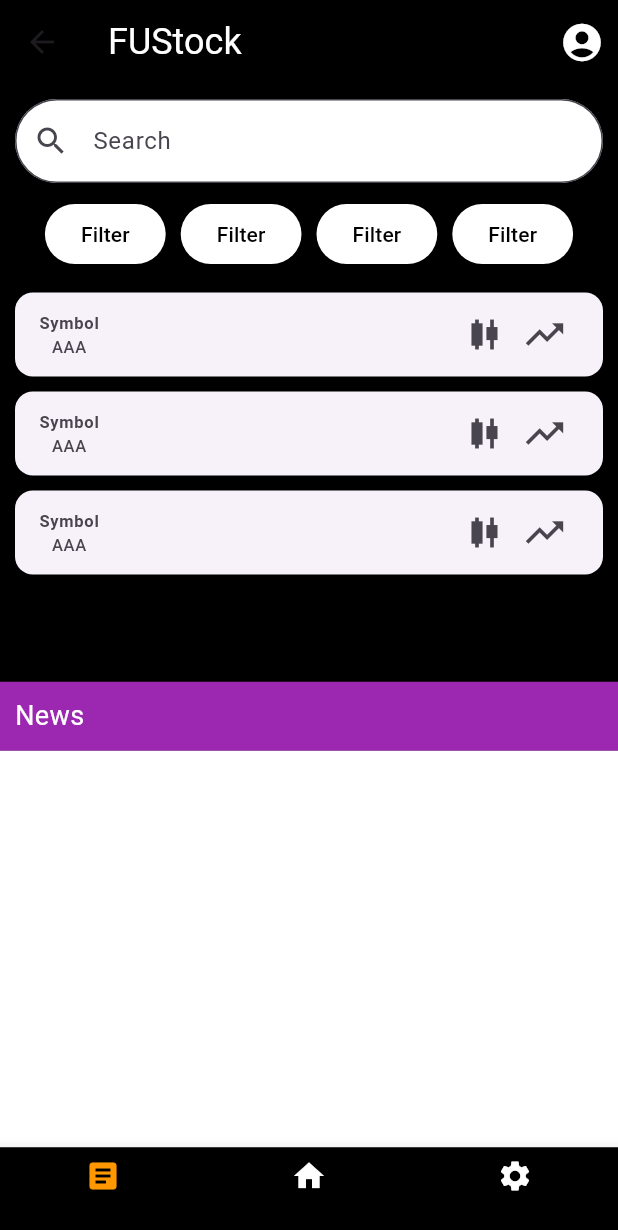
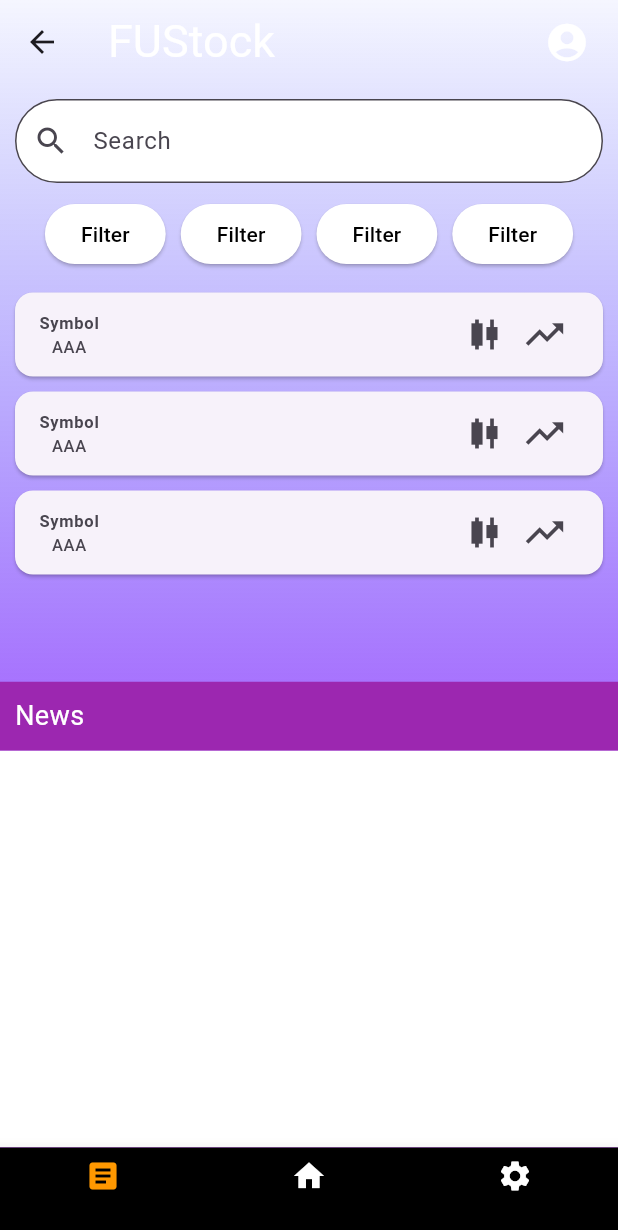
Before and after one commit to SWD392-StockMarket/SWD-Mobile, a Flutter app: the HomeScreen screen opened by its route, on a phone screen of 412 x 824 dp. Shown: the top 1230 px of the screen. Run offline on Flutter 3.47's test engine with Material 3 defaults, Android fonts, the phone set to English and light mode, and no system bars; our stand-ins replace flutter_dotenv.

Commit message:
add app bar to homescreen

```diff
--- a/lib/main.dart
+++ b/lib/main.dart
@@ -40,7 +40,7 @@ class MyApp extends StatelessWidget {
       title: 'Flutter Named Routes',
       initialRoute: '/',  // Set the default route
       routes: {
-        '/': (context) => const WatchlistScreen(),
+        '/': (context) => const HomeScreen(),
         '/home': (context) => const HomeScreen()
       },
     );
--- a/lib/screens/home_screen.dart
+++ b/lib/screens/home_screen.dart
@@ -19,6 +19,8 @@
 //   }
 // }
 import 'package:flutter/material.dart';
+import '../widgets/gradient_container.dart';
+import '../widgets/gradient_app_bar.dart';
 
 class MyApp extends StatelessWidget {
   const MyApp({super.key});
@@ -37,17 +39,12 @@ class HomeScreen extends StatelessWidget {
 
   @override
   Widget build(BuildContext context) {
-    return Scaffold(
-      backgroundColor: Colors.black,
-      appBar: AppBar(
-        backgroundColor: Colors.black,
-        title: const Text('FUStock', style: TextStyle(color: Colors.white, fontSize: 24)),
-        actions: [
-          IconButton(
-            icon: const Icon(Icons.account_circle, color: Colors.white, size: 30),
-            onPressed: () {},
-          ),
-        ],
+    return GradientContainer(scaffold:
+        Scaffold(
+      backgroundColor: Colors.transparent,
+      appBar: const GradientAppBar(
+        title: 'FUStock',
+        icon: Icons.account_circle,
       ),
       body: Column(
         children: [
@@ -99,7 +96,7 @@ class HomeScreen extends StatelessWidget {
           BottomNavigationBarItem(icon: Icon(Icons.settings), label: ''),
         ],
       ),
-    );
+    ));
   }
 
   Widget filterButton(String text) {
```
